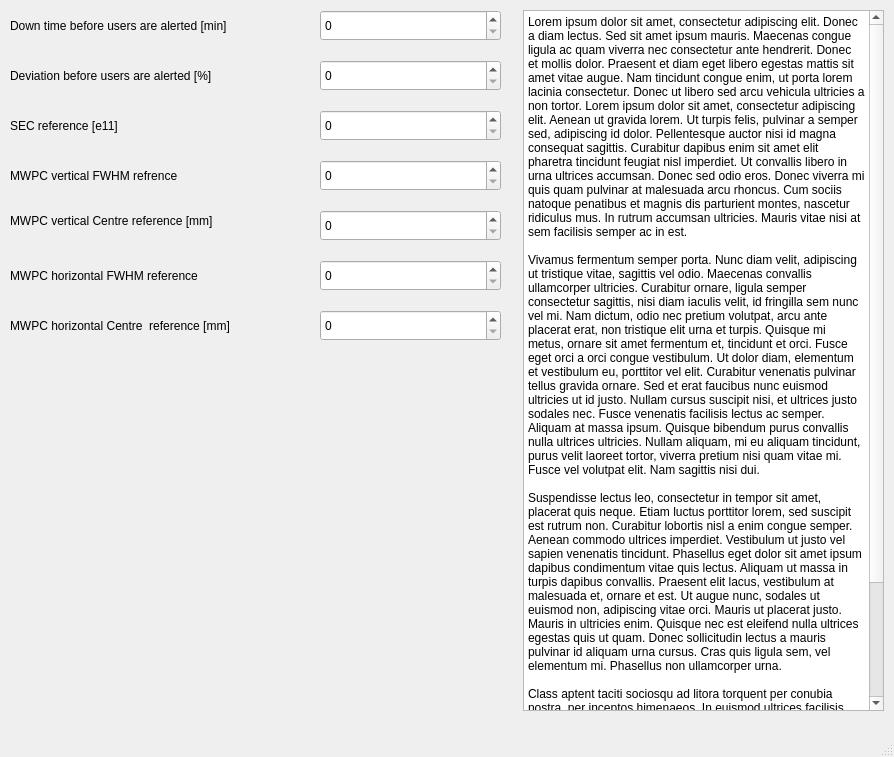
This is cst.ui in einoj/charm_shift_tool as Qt 5 draws it before an edit. The edited form follows.
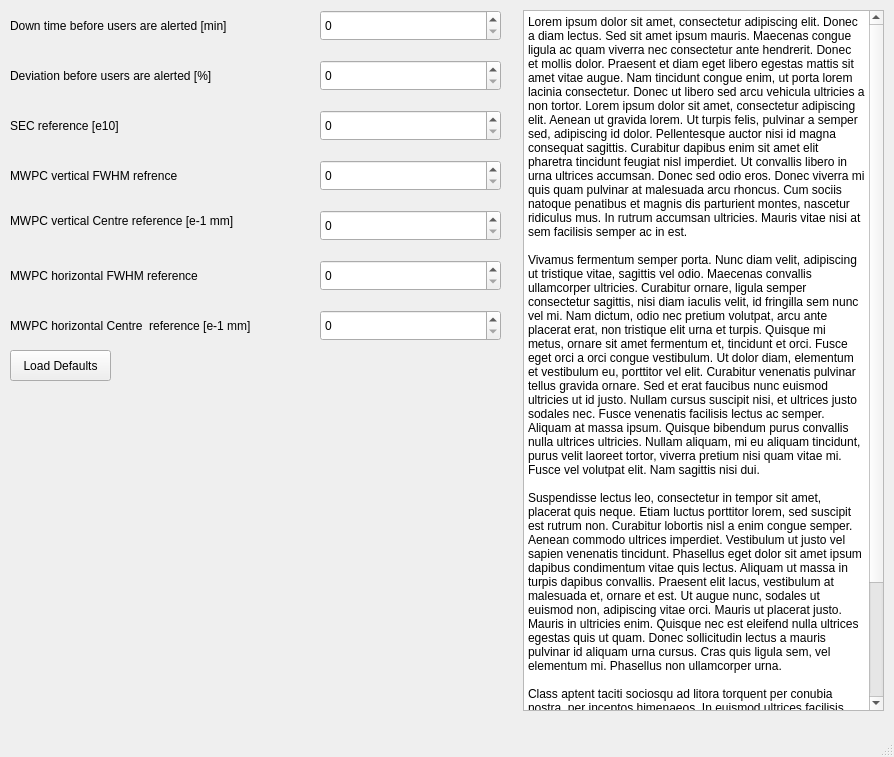
This is the edited form.

What changed in the file:
```diff
--- a/cst.ui
+++ b/cst.ui
@@ -90,7 +90,7 @@
      </rect>
     </property>
     <property name="text">
-     <string>SEC reference [e11]</string>
+     <string>SEC reference [e10]</string>
     </property>
    </widget>
    <widget class="QLabel" name="label_4">
@@ -146,7 +146,7 @@
      </rect>
     </property>
     <property name="text">
-     <string>MWPC vertical Centre reference [mm]</string>
+     <string>MWPC vertical Centre reference [e-1 mm]</string>
     </property>
    </widget>
    <widget class="QLabel" name="label_6">
@@ -172,7 +172,7 @@
      </rect>
     </property>
     <property name="text">
-     <string>MWPC horizontal Centre  reference [mm]</string>
+     <string>MWPC horizontal Centre  reference [e-1 mm]</string>
     </property>
    </widget>
    <widget class="QPlainTextEdit" name="plainTextEdit">
@@ -197,6 +197,19 @@
      <set>Qt::TextSelectableByKeyboard|Qt::TextSelectableByMouse</set>
     </property>
    </widget>
+   <widget class="QPushButton" name="pushButton">
+    <property name="geometry">
+     <rect>
+      <x>10</x>
+      <y>350</y>
+      <width>101</width>
+      <height>31</height>
+     </rect>
+    </property>
+    <property name="text">
+     <string>Load Defaults</string>
+    </property>
+   </widget>
   </widget>
   <widget class="QMenuBar" name="menubar">
    <property name="geometry">
```
Left out of the diff: 96 changed lines with no effect on the pictures.
